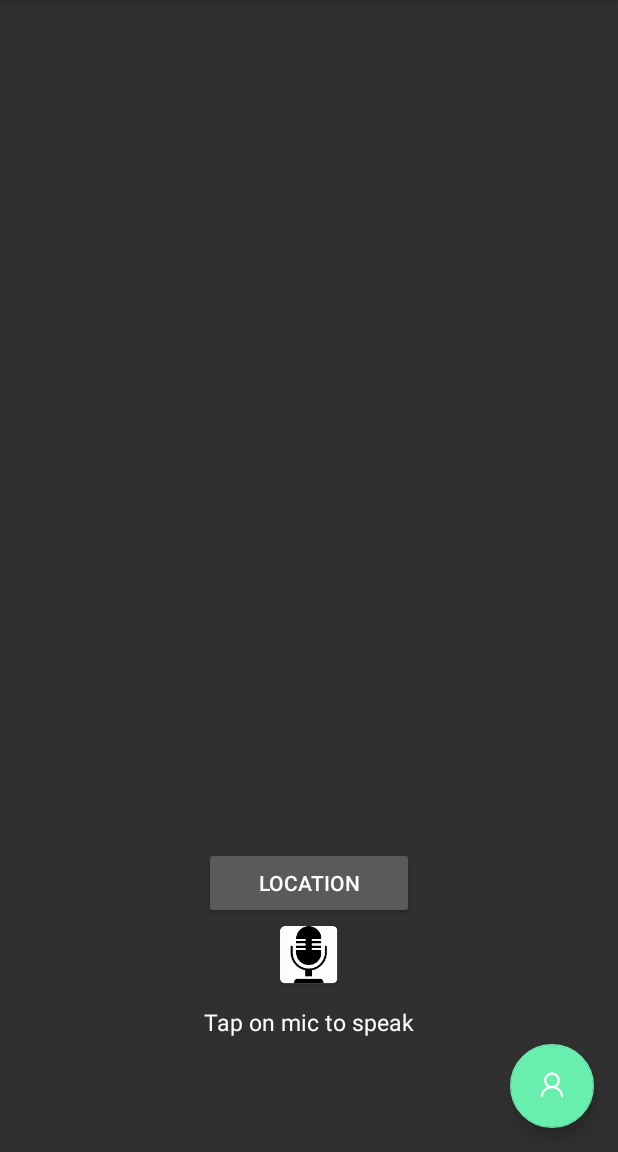
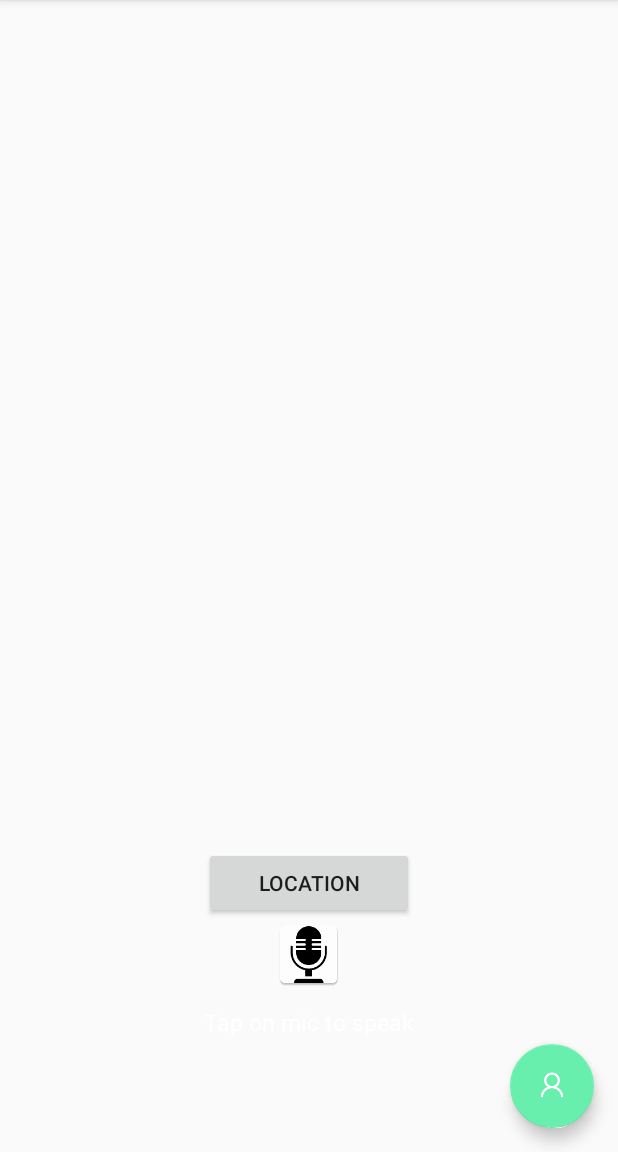
Before and after one commit to ShreyaPrabhu/OSWARS, an Android app: the screen it shows after launch (MainActivity), on a phone screen of 412 x 824 dp, the part 84-1236 px from its top. Run offline under Robolectric (Android 15) with nearby library versions, the phone set to English and light mode, and no system bars.

Commit message:
Theme changed to light

```diff
--- a/app/src/main/res/values/styles.xml
+++ b/app/src/main/res/values/styles.xml
@@ -3,7 +3,7 @@
     <style name="AppTheme" parent="AppTheme.Base">
         <!-- Customize your theme here. -->
     </style>
-    <style name="AppTheme.Base" parent="Theme.AppCompat.NoActionBar">
+    <style name="AppTheme.Base" parent="Theme.AppCompat.Light.NoActionBar">
         <item name="colorPrimary">@color/colorPrimary</item>
         <item name="colorPrimaryDark">@color/colorPrimaryDark</item>
         <item name="colorAccent">@color/colorAccent</item>
```
